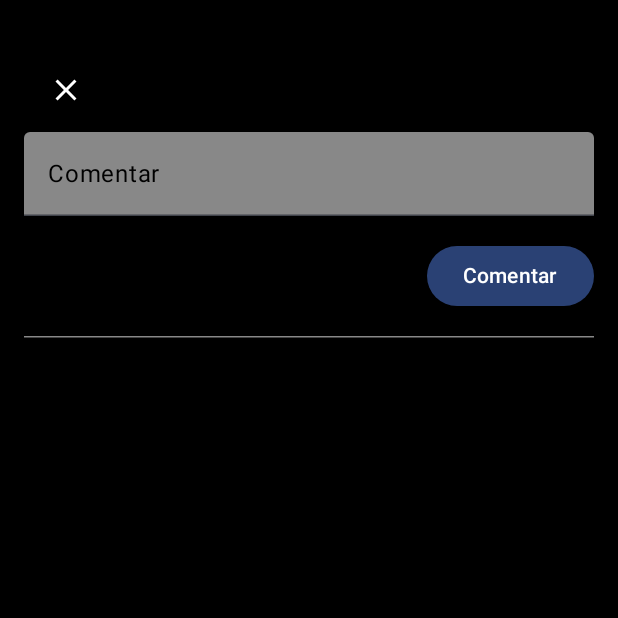
After one commit to Sebastianmjk/TwitterCloneUI, an Android app built with Jetpack Compose: the ComentScreen screen opened through its navigation route, on a phone screen of 412 x 824 dp, the top half of it. The commit adds this screen. Run offline under Robolectric (Android 15) with nearby library versions, the phone set to English and light mode, and no system bars; our stand-ins replace Dagger/Hilt's generated code.

Commit message:
Front Acabado

```diff
--- a/app/src/main/java/com/arquitecturasoftware/twitter/MainActivity.kt
+++ b/app/src/main/java/com/arquitecturasoftware/twitter/MainActivity.kt
@@ -14,6 +14,7 @@ import androidx.navigation.compose.NavHost
 import androidx.navigation.compose.composable
 import com.arquitecturasoftware.twitter.home.HomeScreen
 import com.arquitecturasoftware.twitter.inicio.ui.AddTweet
+import com.arquitecturasoftware.twitter.inicio.ui.ComentScreen
 import com.arquitecturasoftware.twitter.inicio.ui.EditarPerfil
 import com.arquitecturasoftware.twitter.inicio.ui.InicioScreen
 import com.arquitecturasoftware.twitter.inicio.ui.ProfileScreen
@@ -65,6 +66,7 @@ class MainActivity : ComponentActivity() {
                         composable(Routes.LoginNewContrasena.ruta) { LoginNewContrasena(loginViewModel, navigationController) }
                         composable(Routes.RegistroArrobaNombre.ruta) { RegistroArrobaNombre(registroViewModel, navigationController) }
                         composable(Routes.EditarPerfil.ruta) { EditarPerfil(loginViewModel, navigationController) }
+                        composable(Routes.Comentarios.ruta) { ComentScreen(navigationController) }
                     }
                 }
             }
--- /dev/null
+++ b/app/src/main/java/com/arquitecturasoftware/twitter/inicio/ui/ComentScreen.kt
@@ -0,0 +1,128 @@
+package com.arquitecturasoftware.twitter.inicio.ui
+
+import androidx.compose.foundation.clickable
+import androidx.compose.foundation.layout.Column
+import androidx.compose.foundation.layout.Row
+import androidx.compose.foundation.layout.Spacer
+import androidx.compose.foundation.layout.fillMaxWidth
+import androidx.compose.foundation.layout.padding
+import androidx.compose.foundation.layout.size
+import androidx.compose.foundation.lazy.LazyColumn
+import androidx.compose.foundation.lazy.items
+import androidx.compose.material.icons.Icons
+import androidx.compose.material.icons.filled.Close
+import androidx.compose.material.icons.filled.Favorite
+import androidx.compose.material3.Button
+import androidx.compose.material3.HorizontalDivider
+import androidx.compose.material3.Icon
+import androidx.compose.material3.Text
+import androidx.compose.material3.TextField
+import androidx.compose.material3.TextFieldDefaults
+import androidx.compose.runtime.Composable
+import androidx.compose.runtime.MutableState
+import androidx.compose.runtime.mutableStateListOf
+import androidx.compose.runtime.mutableStateOf
+import androidx.compose.runtime.remember
+import androidx.compose.runtime.rememberCoroutineScope
+import androidx.compose.ui.Alignment
+import androidx.compose.ui.Modifier
+import androidx.compose.ui.graphics.Color
+import androidx.compose.ui.unit.dp
+import androidx.navigation.NavController
+import kotlinx.coroutines.launch
+
+data class Comment(val text: String, val author: String, var liked: Boolean = false)
+
+@Composable
+fun ComentScreen(navController: NavController) {
+    val commentText = remember { mutableStateOf("") }
+    val comments = remember { mutableStateListOf<Comment>() }
+    val scope = rememberCoroutineScope()
+
+    Column(modifier = Modifier.padding(16.dp)) {
+        HeaderComentario(navController)
+        Spacer(modifier = Modifier.size(16.dp))
+        ComentarioTextField(commentText)
+        Spacer(modifier = Modifier.size(16.dp))
+        Button(
+            onClick = {
+                scope.launch {
+                    comments.add(Comment(commentText.value, "User"))
+                    commentText.value = ""
+                }
+            },
+            modifier = Modifier.align(Alignment.End)
+        ) {
+            Text("Comentar")
+        }
+        Spacer(modifier = Modifier.size(16.dp))
+        HorizontalDivider(color = Color.Gray, thickness = 1.dp, modifier = Modifier.padding(bottom = 8.dp))
+        LazyColumn {
+            items(comments) { comment ->
+                CommentItem(comment)
+            }
+        }
+    }
+}
+
+@Composable
+fun CommentItem(comment: Comment) {
+    val liked = remember { mutableStateOf(comment.liked) }
+
+    Column(modifier = Modifier.padding(8.dp)) {
+        Row(verticalAlignment = Alignment.CenterVertically) {
+            Text(text = comment.author, color = Color.White, modifier = Modifier.weight(1f))
+            Icon(
+                imageVector = Icons.Default.Favorite,
+                contentDescription = "Like",
+                tint = if (liked.value) Color.Red else Color.Gray,
+                modifier = Modifier
+                    .size(24.dp)
+                    .clickable {
+                        liked.value = !liked.value
+                        comment.liked = liked.value
+                    }
+            )
+        }
+        Text(text = comment.text, color = Color.White)
+        HorizontalDivider(color = Color.Gray, thickness = 1.dp, modifier = Modifier.padding(top = 8.dp))
+    }
+}
+
+@Composable
+fun HeaderComentario(navController: NavController) {
+    Row(
+        modifier = Modifier
+            .fillMaxWidth()
+            .padding(top = 32.dp, start = 16.dp, end = 16.dp),
+        verticalAlignment = Alignment.CenterVertically
+    ) {
+        Icon(
+            imageVector = Icons.Default.Close,
+            contentDescription = "Close app",
+            modifier = Modifier
+                .clickable { navController.popBackStack() },
+            tint = Color.White
+        )
+        Spacer(modifier = Modifier.weight(1f))
+    }
+}
+
+@Composable
+fun ComentarioTextField(commentText: MutableState<String>) {
+    TextField(
+        value = commentText.value,
+        onValueChange = { commentText.value = it },
+        maxLines = 10,
+        label = { Text("Comentar") },
+        modifier = Modifier.fillMaxWidth(),
+        colors = TextFieldDefaults.colors(
+            focusedContainerColor = Color.LightGray,
+            unfocusedContainerColor = Color.Gray,
+            focusedLabelColor = Color.Black,
+            unfocusedLabelColor = Color.Black,
+            unfocusedTextColor = Color.LightGray,
+            focusedTextColor = Color.Black
+        )
+    )
+}
--- a/app/src/main/java/com/arquitecturasoftware/twitter/inicio/ui/EditarPerfil.kt
+++ b/app/src/main/java/com/arquitecturasoftware/twitter/inicio/ui/EditarPerfil.kt
@@ -21,6 +21,7 @@ import androidx.compose.material.icons.Icons
 import androidx.compose.material.icons.automirrored.filled.ArrowBack
 import androidx.compose.material3.Button
 import androidx.compose.material3.ButtonDefaults
+import androidx.compose.material3.HorizontalDivider
 import androidx.compose.material3.Icon
 import androidx.compose.material3.IconButton
 import androidx.compose.material3.IconButtonDefaults
@@ -53,6 +54,7 @@ fun EditarPerfil(loginViewModel: LoginViewModel, navController: NavController) {
         HeaderEditarPerfil(navController)
         BodyEditarPerfil(loginViewModel)
         Spacer(Modifier.weight(1f))
+        HorizontalDivider(color = Color.Gray, thickness = 1.dp, modifier = Modifier.padding(bottom = 8.dp))
         Box(modifier = Modifier.align(Alignment.CenterHorizontally).padding(bottom = 48.dp)) {
             Row (Modifier.padding(start = 16.dp, end = 16.dp)){
                 Spacer(modifier = Modifier.weight(1f))
--- a/app/src/main/java/com/arquitecturasoftware/twitter/inicio/ui/InicioScreen.kt
+++ b/app/src/main/java/com/arquitecturasoftware/twitter/inicio/ui/InicioScreen.kt
@@ -61,7 +61,7 @@ fun InicioScreen(navController: NavController) {
         Column(modifier = Modifier.padding(paddingValues)) {
             LazyColumn {
                 items(3) {
-                    TweetDesign()
+                    TweetDesign(navController)
                 }
             }
         }
--- a/app/src/main/java/com/arquitecturasoftware/twitter/inicio/ui/Perfil.kt
+++ b/app/src/main/java/com/arquitecturasoftware/twitter/inicio/ui/Perfil.kt
@@ -86,7 +86,7 @@ fun ProfileScreen(navController: NavController, loginViewModel: LoginViewModel)
             HorizontalDivider(color = Color.Gray, thickness = 1.dp)
             LazyColumn {
                 items(3) {
-                    TweetDesign()
+                    TweetDesign(navController)
                 }
             }
         }
--- a/app/src/main/java/com/arquitecturasoftware/twitter/routes/Routes.kt
+++ b/app/src/main/java/com/arquitecturasoftware/twitter/routes/Routes.kt
@@ -15,4 +15,5 @@ sealed class Routes(val ruta : String) {
     data object LoginNewContrasena : Routes("loginnewcontrasena")
     data object RegistroArrobaNombre : Routes("registroarobanombre")
     data object EditarPerfil : Routes("editarperfil")
+    data object Comentarios : Routes("comentarios")
 }
```
Also changed, not shown: app/src/main/java/com/arquitecturasoftware/twitter/inicio/ui/TweetDesign.kt (+7 -8 lines).
